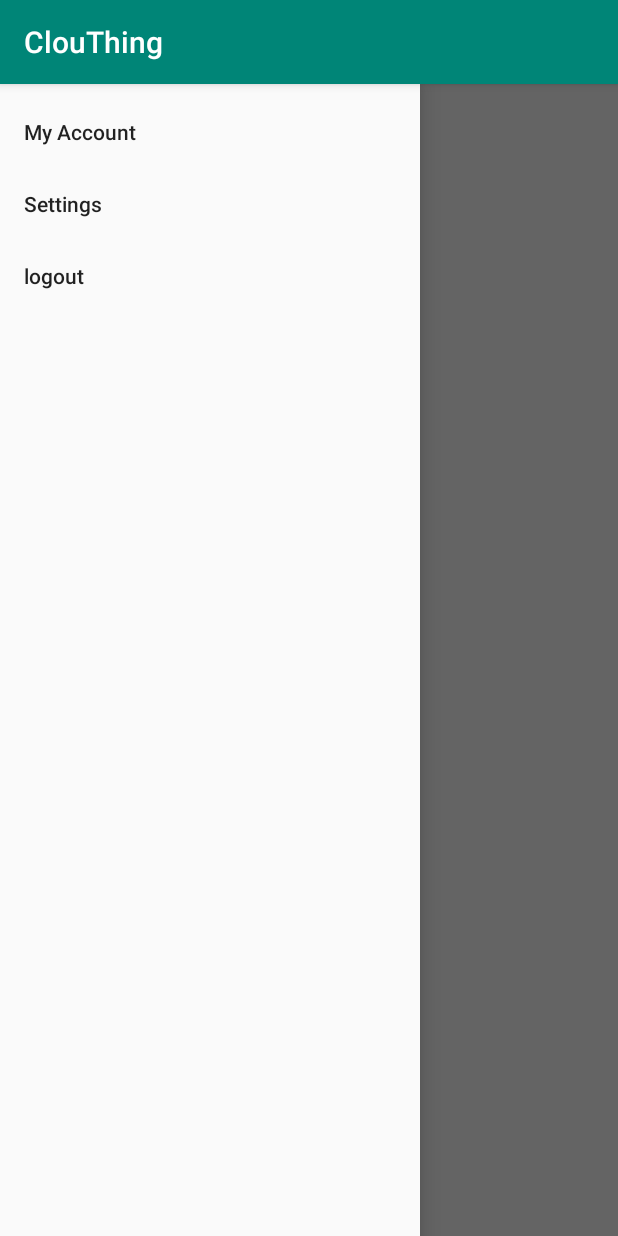
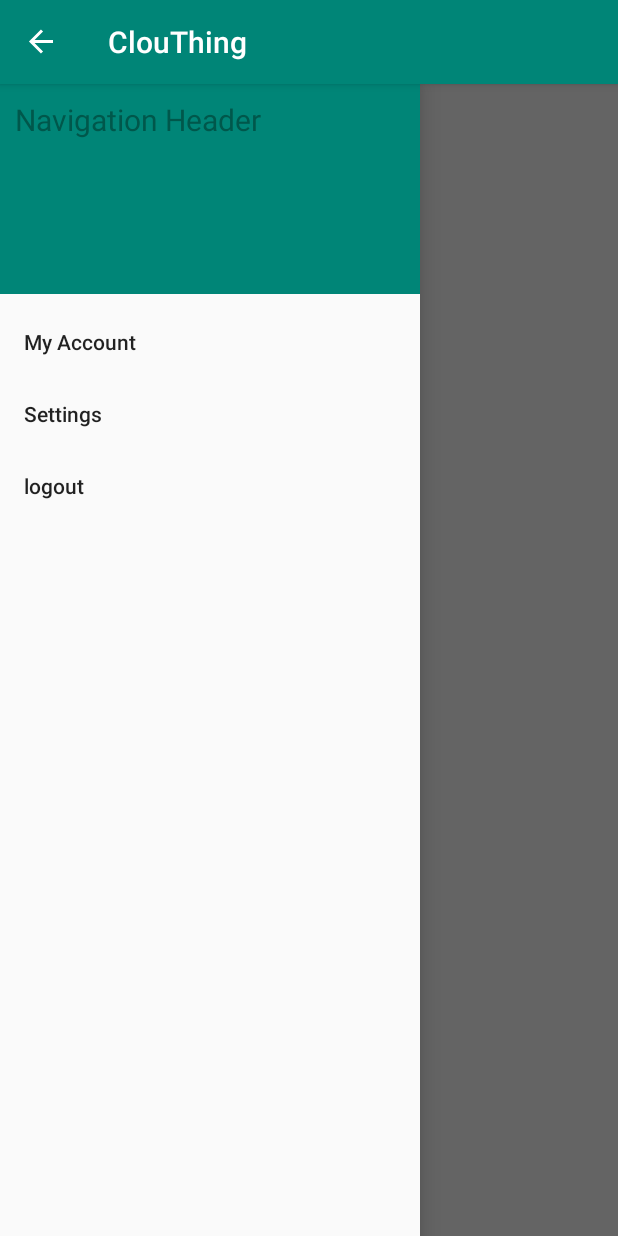
Before and after one commit to ranisianipar/clouthing-app, an Android app: the screen it shows after launch (MainActivity), in the side drawer, after a tap on "Settings", on a phone screen of 412 x 824 dp. Run offline under Robolectric (Android 15) with nearby library versions, the phone set to English and light mode, and no system bars.

Commit message:
done create dummy side navigation bar

```diff
--- a/app/src/main/java/id/ac/ui/cs/mobileprogramming/ranilasmauli/clouthing/MainActivity.java
+++ b/app/src/main/java/id/ac/ui/cs/mobileprogramming/ranilasmauli/clouthing/MainActivity.java
@@ -1,14 +1,40 @@
 package id.ac.ui.cs.mobileprogramming.ranilasmauli.clouthing;
 
+import androidx.appcompat.app.ActionBarDrawerToggle;
 import androidx.appcompat.app.AppCompatActivity;
+import androidx.drawerlayout.widget.DrawerLayout;
 
 import android.os.Bundle;
+import android.view.MenuItem;
 
 public class MainActivity extends AppCompatActivity {
+
+    private DrawerLayout mDrawerLayout;
+
+    private ActionBarDrawerToggle mToggle;
+
 
     @Override
     protected void onCreate(Bundle savedInstanceState) {
         super.onCreate(savedInstanceState);
         setContentView(R.layout.activity_main);
+
+        mDrawerLayout = (DrawerLayout) findViewById(R.id.drawerLayout);
+        mToggle = new ActionBarDrawerToggle(this, mDrawerLayout, R.string.open, R.string.close);
+
+        mDrawerLayout.addDrawerListener(mToggle);
+        mToggle.syncState();
+
+        getSupportActionBar().setDisplayHomeAsUpEnabled(true);
+
+
+    }
+
+    @Override
+    public boolean onOptionsItemSelected(MenuItem item) {
+        if (mToggle.onOptionsItemSelected(item)) {
+            return true;
+        }
+        return super.onOptionsItemSelected(item);
     }
 }
--- a/app/src/main/res/layout/activity_main.xml
+++ b/app/src/main/res/layout/activity_main.xml
@@ -4,7 +4,8 @@
     xmlns:tools="http://schemas.android.com/tools"
     android:layout_width="match_parent"
     android:layout_height="match_parent"
-    tools:context=".MainActivity">
+    tools:context=".MainActivity"
+    android:id="@+id/drawerLayout">
 
     <LinearLayout
         android:layout_width="match_parent"
@@ -28,6 +29,7 @@
         android:layout_height="match_parent"
         app:menu="@menu/navigation_menu"
         android:layout_gravity="start"
+        app:headerLayout="@layout/navigation_header"
         />
 
 </androidx.drawerlayout.widget.DrawerLayout>
--- /dev/null
+++ b/app/src/main/res/layout/navigation_header.xml
@@ -0,0 +1,16 @@
+<?xml version="1.0" encoding="utf-8"?>
+<RelativeLayout xmlns:android="http://schemas.android.com/apk/res/android"
+    android:layout_width="match_parent"
+    android:layout_height="140dp"
+    android:background="@color/colorPrimary"
+    >
+
+    <TextView
+        android:id="@+id/tv_navigation_header"
+        android:layout_width="wrap_content"
+        android:layout_height="wrap_content"
+        android:text="Navigation Header"
+        android:padding="10dp"
+        android:textSize="20dp"
+        android:textColor="@color/colorPrimaryDark"/>
+</RelativeLayout>
--- a/app/src/main/res/values/strings.xml
+++ b/app/src/main/res/values/strings.xml
@@ -1,3 +1,5 @@
 <resources>
     <string name="app_name">ClouThing</string>
+    <string name="open">Open</string>
+    <string name="close">Close</string>
 </resources>
```
